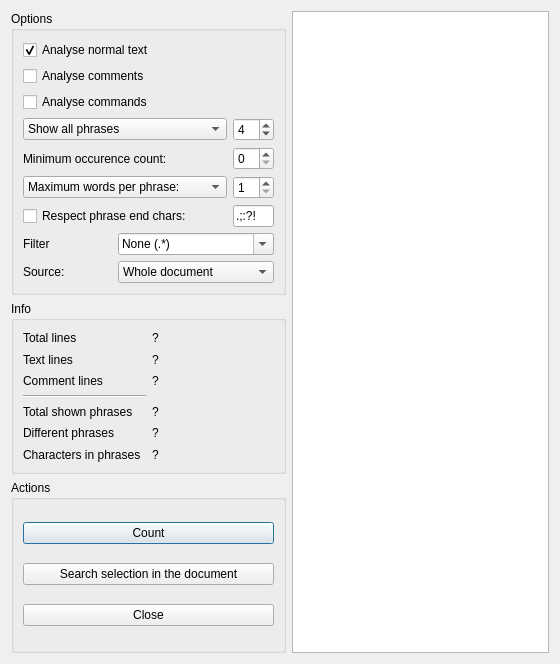
Above: textanalysis.ui from texstudio-org/texstudio before the change. Below: the same form after it.
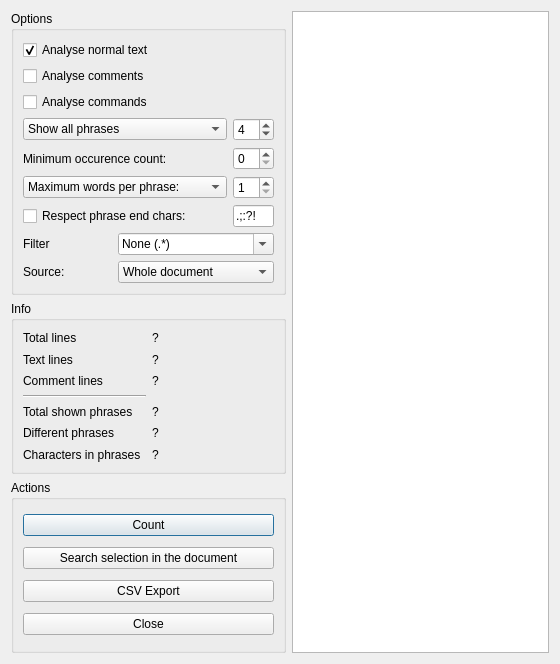
That is the form after the change.

Commit message: CSV export for text analysis

The edit to the form file:
```diff
--- a/textanalysis.ui
+++ b/textanalysis.ui
@@ -34,6 +34,13 @@
         </property>
        </widget>
       </item>
+      <item>
+       <widget class="QPushButton" name="exportButton">
+        <property name="text">
+         <string>CSV Export</string>
+        </property>
+       </widget>
+      </item>
       <item>
        <widget class="QPushButton" name="closeButton">
         <property name="text">
```
The commit also changes 2 other files.
